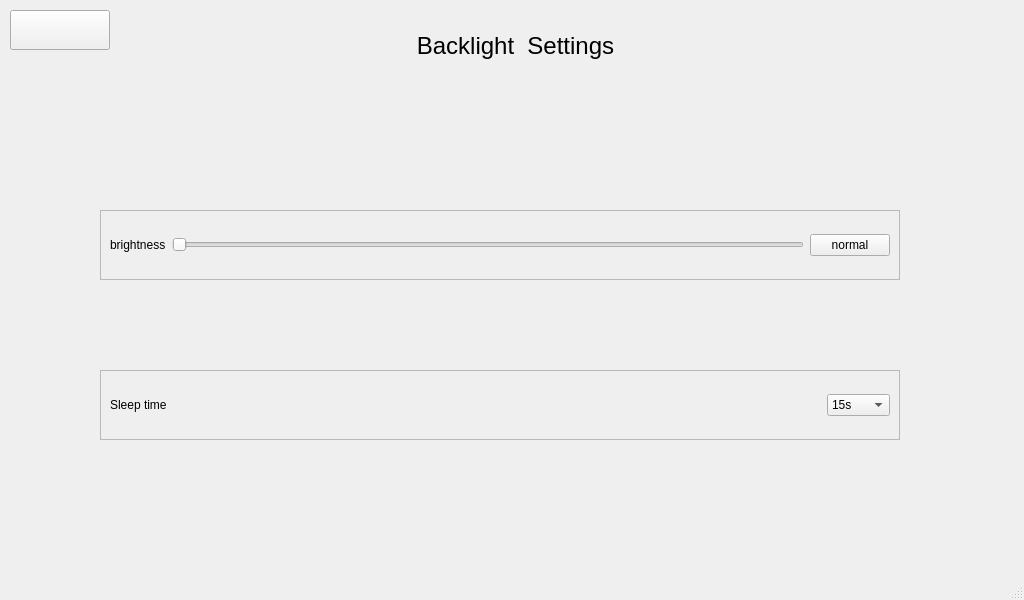
First picture: the form in qt/t507/backlight.ui, repository jizizihe/baijie_demo, before the edit.
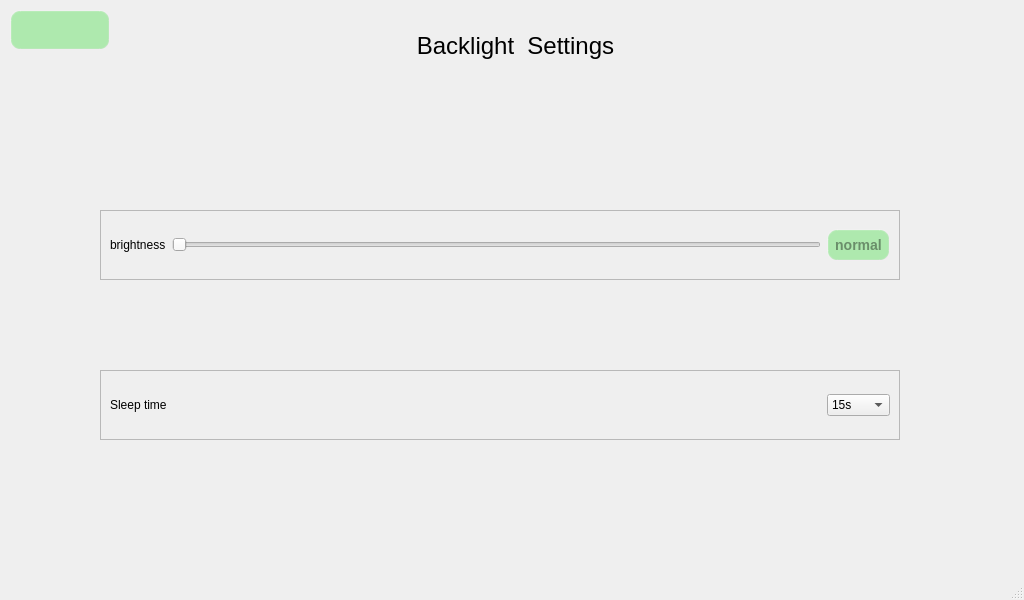
Second picture: the form after the edit. Icons and pictures are not drawn.

```diff
--- a/qt/t507/backlight.ui
+++ b/qt/t507/backlight.ui
@@ -13,6 +13,9 @@
   <property name="windowTitle">
    <string>MainWindow</string>
   </property>
+  <property name="styleSheet">
+   <string notr="true"/>
+  </property>
   <widget class="QWidget" name="centralwidget">
    <widget class="QFrame" name="frame_2">
     <property name="geometry">
@@ -104,6 +107,44 @@
       <height>40</height>
      </rect>
     </property>
+    <property name="styleSheet">
+     <string notr="true">/****************按钮部件*******************/
+QPushButton{
+     background-color: rgba(100, 225, 100, 120);/*背景色*/
+     border-style: outset; /*边框样式*/
+     border-width:  2px;  /*边框宽度为4像素*/
+     border-radius: 10px; /*边框圆角半径*/
+     border-color: rgba(255, 225, 255, 30);/*边框颜色*/
+     font: bold 14px;/*字体*/
+     color:rgba(0, 0, 0, 100);/*字体颜色*/
+     padding: 6px; /*填衬*/
+    outline: none; /*去掉按钮的虚线框*/
+}
+
+QPushButton:hover{ /*鼠标悬停在按钮上时*/
+        background-color:rgba(100,255,100, 100);
+        border-color: rgba(255, 225, 255, 200);
+        color:rgba(0, 0, 0, 200);
+}
+
+QPushButton:pressed { /*按钮被按下时*/
+     background-color:rgba(100,255,100, 200);
+     border-color: rgba(255, 225, 255, 30);
+     border-style: inset;
+     color:rgba(0, 0, 0, 100);
+}
+
+/****************滑块部件*******************/
+
+
+QSlider::handle:horizontal { /*水平滑块的手柄*/
+        image: url(:/image/sliderHandle.png);
+}
+
+QSlider::sub-page:horizontal { /*水平滑块手柄以前的部分*/
+        border-image: url(:/image/slider.png);/*边框图片*/
+}</string>
+    </property>
     <property name="text">
      <string/>
     </property>
@@ -112,6 +153,12 @@
       <normalon>:/t507_button_image/return.png</normalon>
      </iconset>
     </property>
+    <property name="iconSize">
+     <size>
+      <width>32</width>
+      <height>32</height>
+     </size>
+    </property>
    </widget>
    <widget class="QFrame" name="frame">
     <property name="geometry">
@@ -150,6 +197,44 @@
        </item>
        <item>
         <widget class="QPushButton" name="normal">
+         <property name="styleSheet">
+          <string notr="true">/****************按钮部件*******************/
+QPushButton{
+     background-color: rgba(100, 225, 100, 120);/*背景色*/
+     border-style: outset; /*边框样式*/
+     border-width:  2px;  /*边框宽度为4像素*/
+     border-radius: 10px; /*边框圆角半径*/
+     border-color: rgba(255, 225, 255, 30);/*边框颜色*/
+     font: bold 14px;/*字体*/
+     color:rgba(0, 0, 0, 100);/*字体颜色*/
+     padding: 6px; /*填衬*/
+    outline: none; /*去掉按钮的虚线框*/
+}
+
+QPushButton:hover{ /*鼠标悬停在按钮上时*/
+        background-color:rgba(100,255,100, 100);
+        border-color: rgba(255, 225, 255, 200);
+        color:rgba(0, 0, 0, 200);
+}
+
+QPushButton:pressed { /*按钮被按下时*/
+     background-color:rgba(100,255,100, 200);
+     border-color: rgba(255, 225, 255, 30);
+     border-style: inset;
+     color:rgba(0, 0, 0, 100);
+}
+
+/****************滑块部件*******************/
+
+
+QSlider::handle:horizontal { /*水平滑块的手柄*/
+        image: url(:/image/sliderHandle.png);
+}
+
+QSlider::sub-page:horizontal { /*水平滑块手柄以前的部分*/
+        border-image: url(:/image/slider.png);/*边框图片*/
+}</string>
+         </property>
          <property name="text">
           <string>normal</string>
          </property>
```
Left out of the diff: 3 changed lines with no effect on the pictures.
